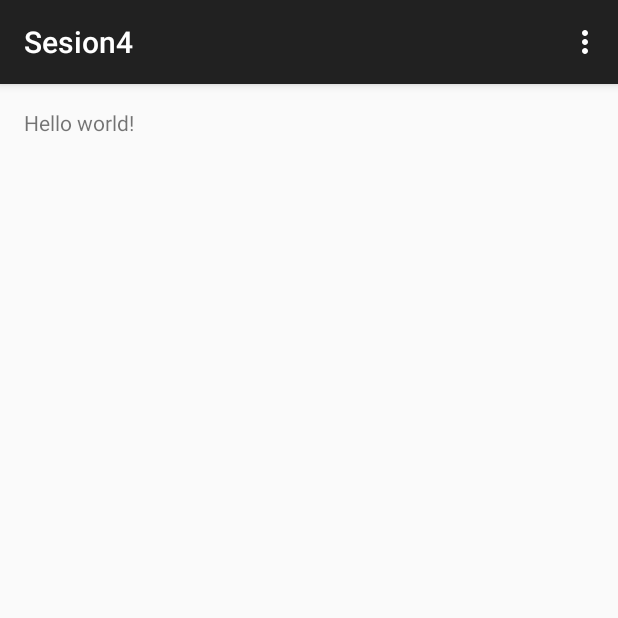
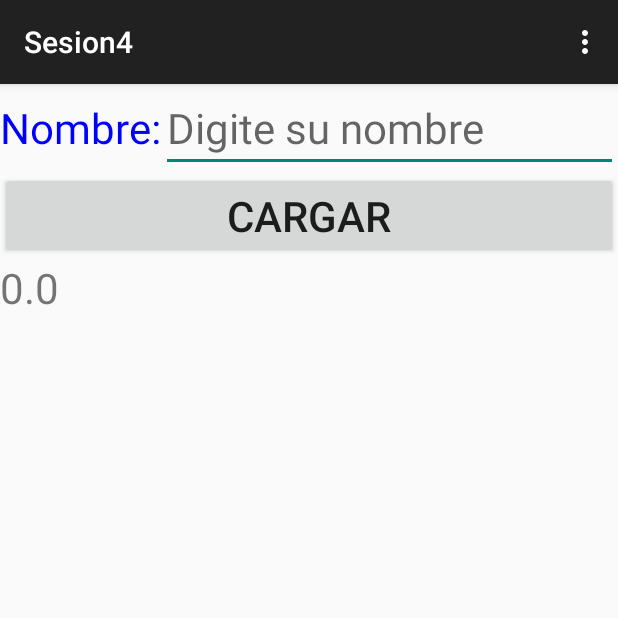
Before and after one commit to edwincubillos24/Sesion4, an Android app: the screen it shows after launch (MainActivity), in the options menu, after a tap on "Settings", on a phone screen of 412 x 824 dp, the top half of it. Run offline under Robolectric (Android 15) with nearby library versions, the phone set to English and light mode, and no system bars; 1 statement that could not run was skipped.

Commit message:
Version Final

```diff
--- a/app/src/main/java/com/edwinacubillos/sesion4/MainActivity.java
+++ b/app/src/main/java/com/edwinacubillos/sesion4/MainActivity.java
@@ -4,6 +4,10 @@ import android.support.v7.app.AppCompatActivity;
 import android.os.Bundle;
 import android.view.Menu;
 import android.view.MenuItem;
+import android.view.View;
+import android.widget.Button;
+import android.widget.EditText;
+import android.widget.TextView;
 
 public class MainActivity extends AppCompatActivity {
 
@@ -11,6 +15,24 @@ public class MainActivity extends AppCompatActivity {
     protected void onCreate(Bundle savedInstanceState) {
         super.onCreate(savedInstanceState);
         setContentView(R.layout.activity_main);
+
+        final EditText Nombre = (EditText) findViewById(R.id.eNombre);
+        Button Cargar = (Button) findViewById(R.id.bCargar);
+        final TextView TNombre = (TextView) findViewById(R.id.tNombre);
+
+        Cargar.setOnClickListener(new View.OnClickListener() {
+            @Override
+            public void onClick(View v) {
+                //String name;
+                //name = Nombre.getText().toString();
+                double numero;
+                numero = Double.parseDouble(Nombre.getText().toString());
+                numero = numero *10;
+                TNombre.setText(String.valueOf(numero));
+            }
+        });
+
+
     }
 
     @Override
--- /dev/null
+++ b/app/src/main/res/layout-port/activity_main.xml
@@ -0,0 +1,42 @@
+<?xml version="1.0" encoding="utf-8"?>
+<LinearLayout xmlns:android="http://schemas.android.com/apk/res/android"
+    android:orientation="vertical"
+    android:layout_width="match_parent"
+    android:layout_height="match_parent">
+
+    <LinearLayout
+        android:layout_width="match_parent"
+        android:layout_height="wrap_content">
+
+        <TextView
+            android:layout_width="wrap_content"
+            android:layout_height="wrap_content"
+            android:text="@string/nombre"
+            android:textSize="28dp"
+            android:textColor="@color/blue"/>
+
+        <EditText
+            android:layout_width="match_parent"
+            android:layout_height="wrap_content"
+            android:id="@+id/eNombre"
+            android:hint="@string/hNombre"
+            android:textSize="28dp"
+            android:inputType="number"/>
+
+    </LinearLayout>
+
+    <Button
+        android:layout_width="match_parent"
+        android:layout_height="wrap_content"
+        android:id="@+id/bCargar"
+        android:text="@string/boton"
+        android:textSize="28dp"/>
+
+    <TextView
+        android:layout_width="wrap_content"
+        android:layout_height="wrap_content"
+        android:id="@+id/tNombre"
+        android:text="@string/mensaje"
+        android:textSize="28dp"/>
+
+</LinearLayout>
--- a/app/src/main/res/layout/activity_main.xml
+++ b/app/src/main/res/layout/activity_main.xml
@@ -1,11 +1,38 @@
-<RelativeLayout xmlns:android="http://schemas.android.com/apk/res/android"
-    xmlns:tools="http://schemas.android.com/tools" android:layout_width="match_parent"
-    android:layout_height="match_parent" android:paddingLeft="@dimen/activity_horizontal_margin"
-    android:paddingRight="@dimen/activity_horizontal_margin"
-    android:paddingTop="@dimen/activity_vertical_margin"
-    android:paddingBottom="@dimen/activity_vertical_margin" tools:context=".MainActivity">
+<LinearLayout
+    xmlns:android="http://schemas.android.com/apk/res/android"
+    android:layout_width="match_parent"
+    android:layout_height="match_parent"
+    android:orientation="horizontal">
 
-    <TextView android:text="@string/hello_world" android:layout_width="wrap_content"
-        android:layout_height="wrap_content" />
+    <LinearLayout
+        android:layout_width="wrap_content"
+        android:layout_height="wrap_content"
+        android:orientation="vertical">
 
-</RelativeLayout>
+        <AnalogClock
+            android:layout_width="wrap_content"
+            android:layout_height="wrap_content" />
+        <TextView
+            android:layout_width="wrap_content"
+            android:layout_height="wrap_content"
+            android:text="@string/mensaje"
+            android:textSize="20dp"
+            android:textColor="@color/red"/>
+    </LinearLayout>
+
+    <LinearLayout
+        android:layout_width="wrap_content"
+        android:layout_height="wrap_content"
+        android:orientation="vertical">
+        <Button
+            android:layout_width="wrap_content"
+            android:layout_height="wrap_content"
+            android:text="@string/boton"/>
+        <CheckBox
+            android:layout_width="wrap_content"
+            android:layout_height="wrap_content"
+            android:text="@string/check"/>
+    </LinearLayout>
+
+
+</LinearLayout>
--- a/app/src/main/res/values/strings.xml
+++ b/app/src/main/res/values/strings.xml
@@ -3,4 +3,10 @@
 
     <string name="hello_world">Hello world!</string>
     <string name="action_settings">Settings</string>
+    <string name="mensaje">Aqui aparecerá su nombre</string>
+    <string name="boton">Cargar</string>
+    <string name="check">CheckBox</string>
+    <string name="nombre">Nombre:  </string>
+    <string name="hNombre">Digite su nombre</string>
+
 </resources>
```
Also changed, not shown: app/src/main/res/values/colors.xml (added, +285 -0 lines), 1 other file.
